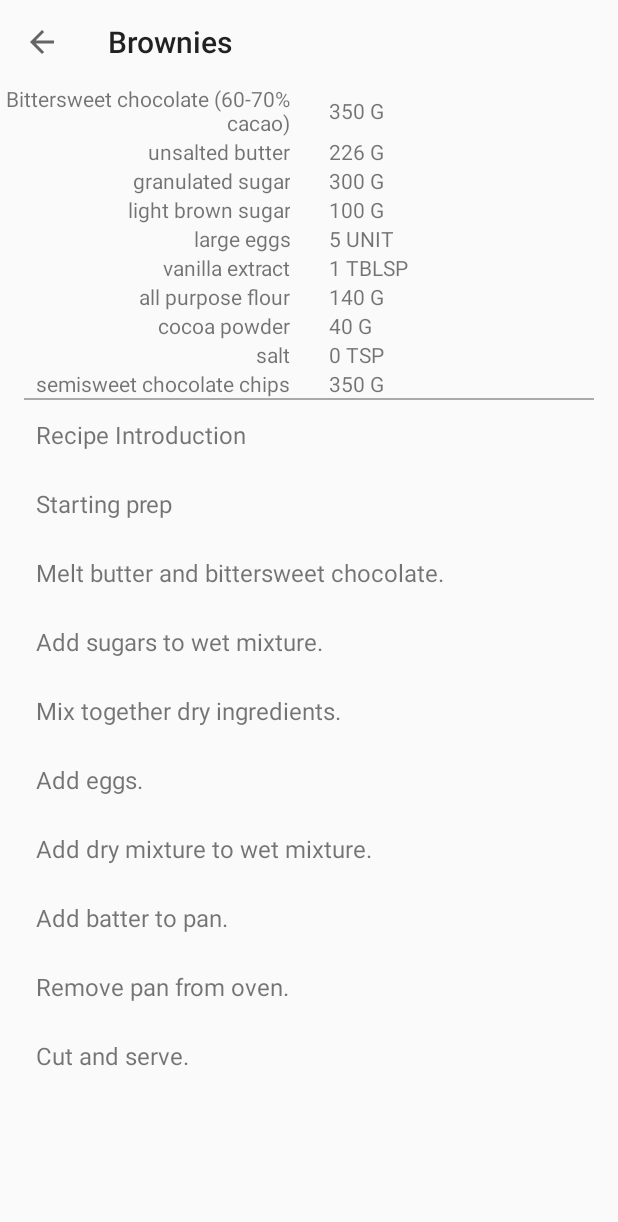
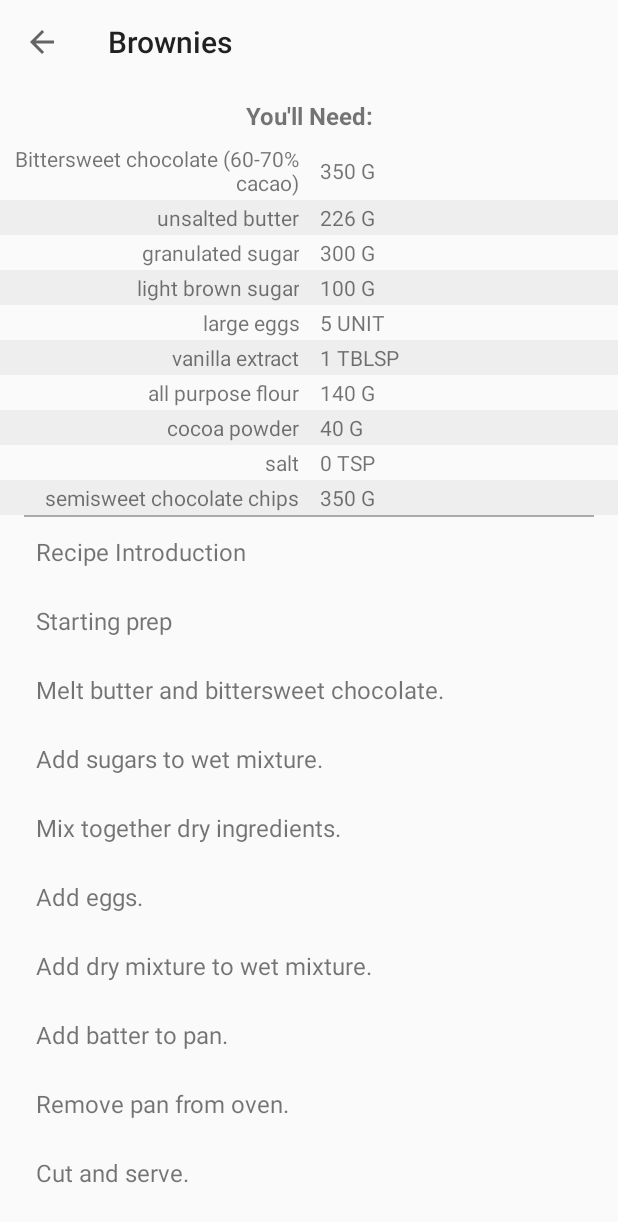
Before and after one commit to mileschew/udacity-baking-app, an Android app: the screen it shows after launch (RecipeDetailActivity), after a tap on "Brownies", on a phone screen of 412 x 824 dp. Shown: the top 1222 px of the screen. Run offline under Robolectric (Android 15) with nearby library versions, the light colour scheme and no system bars; our stand-ins replace data binding; 2 statements that could not run were skipped.

Commit message:
style ingredients list

```diff
--- a/app/src/main/java/com/ryuta/baking/adapters/IngredientAdapter.java
+++ b/app/src/main/java/com/ryuta/baking/adapters/IngredientAdapter.java
@@ -36,7 +36,8 @@ public class IngredientAdapter extends RecyclerView.Adapter<IngredientAdapter.In
     @Override
     public void onBindViewHolder(@NonNull IngredientViewHolder holder, int position) {
         Ingredient ingredient = ingredients.get(position);
-        holder.bind(ingredient.getIngredient(), String.valueOf(ingredient.getQuantity()), ingredient.getMeasure());
+        holder.bind(position, ingredient.getIngredient(),
+                String.valueOf(ingredient.getQuantity()), ingredient.getMeasure());
     }
 
     @Override
@@ -52,7 +53,9 @@ public class IngredientAdapter extends RecyclerView.Adapter<IngredientAdapter.In
             this.binding = binding;
         }
 
-        void bind(String name, String quantity, String measurement) {
+        void bind(int position, String name, String quantity, String measurement) {
+            if (position % 2 == 1)
+                binding.getRoot().setBackgroundColor(context.getColor(R.color.lightGray));
             binding.rvIngredientItemName.setText(name);
             binding.rvIngredientItemQuantityMeasurement.setText(
                     context.getString(R.string.ingredient_quantity_measurement_format, quantity, measurement));
--- a/app/src/main/res/layout/fragment_recipe_detail.xml
+++ b/app/src/main/res/layout/fragment_recipe_detail.xml
@@ -11,6 +11,16 @@
         android:orientation="vertical"
         android:layout_width="match_parent"
         android:layout_height="match_parent">
+
+        <TextView
+            android:layout_width="match_parent"
+            android:layout_height="wrap_content"
+            android:text="@string/ingredient_youll_need"
+            android:textStyle="bold"
+            android:textAlignment="center"
+            android:layout_marginTop="@dimen/margin_medium"
+            android:layout_marginBottom="@dimen/margin_small"
+            android:textSize="@dimen/text_medium"/>
 
         <androidx.recyclerview.widget.RecyclerView
             android:id="@+id/rv_ingredients"
--- a/app/src/main/res/layout/recyclerview_item_ingredient.xml
+++ b/app/src/main/res/layout/recyclerview_item_ingredient.xml
@@ -11,7 +11,9 @@
             android:id="@+id/rv_ingredient_item_name"
             android:layout_width="0dp"
             android:layout_height="wrap_content"
-            android:layout_marginEnd="12dp"
+            android:layout_marginTop="@dimen/margin_very_small"
+            android:layout_marginBottom="@dimen/margin_very_small"
+            android:layout_marginEnd="@dimen/margin_small"
             app:layout_constraintTop_toTopOf="parent"
             app:layout_constraintBottom_toBottomOf="parent"
             app:layout_constraintStart_toStartOf="parent"
@@ -33,7 +35,9 @@
             android:id="@+id/rv_ingredient_item_quantity_measurement"
             android:layout_width="0dp"
             android:layout_height="wrap_content"
-            android:layout_marginStart="12dp"
+            android:layout_marginTop="@dimen/margin_very_small"
+            android:layout_marginBottom="@dimen/margin_very_small"
+            android:layout_marginStart="@dimen/margin_small"
             app:layout_constraintTop_toTopOf="parent"
             app:layout_constraintBottom_toBottomOf="parent"
             app:layout_constraintStart_toEndOf="@id/divider"
--- a/app/src/main/res/values/colors.xml
+++ b/app/src/main/res/values/colors.xml
@@ -3,4 +3,6 @@
     <color name="colorPrimary">#044877</color>
     <color name="colorPrimaryDark">#042855</color>
     <color name="colorAccent">#D81B</color>
+
+    <color name="lightGray">#EEEEEE</color>
 </resources>
--- a/app/src/main/res/values/dimens.xml
+++ b/app/src/main/res/values/dimens.xml
@@ -3,5 +3,8 @@
     <dimen name="text_small">14sp</dimen>
     <dimen name="text_medium">16sp</dimen>
     <dimen name="text_large">18sp</dimen>
+    <dimen name="margin_very_small">2dp</dimen>
+    <dimen name="margin_small">6dp</dimen>
+    <dimen name="margin_medium">10dp</dimen>
     <dimen name="divider_end">16dp</dimen>
 </resources>
--- a/app/src/main/res/values/strings.xml
+++ b/app/src/main/res/values/strings.xml
@@ -4,6 +4,7 @@
     <string name="recipe_item_title_error">no title</string>
     <string name="step_item_title_error">no title</string>
 
+    <string name="ingredient_youll_need">You\'ll Need:</string>
     <string name="ingredient_quantity_measurement_format">%1$s %2$s</string>
 
     <string name="step_detail_description_error">no description</string>
--- a/app/src/main/res/values/styles.xml
+++ b/app/src/main/res/values/styles.xml
@@ -25,4 +25,12 @@
         <item name="android:layout_marginStart">@dimen/divider_end</item>
         <item name="android:layout_marginEnd">@dimen/divider_end</item>
     </style>
+
+    <style name="divider_vertical">
+        <item name="android:layout_width">1dp</item>
+        <item name="android:layout_height">match_parent</item>
+        <item name="android:background">@android:color/darker_gray</item>
+        <item name="android:layout_marginTop">@dimen/divider_end</item>
+        <item name="android:layout_marginBottom">@dimen/divider_end</item>
+    </style>
 </resources>
```
